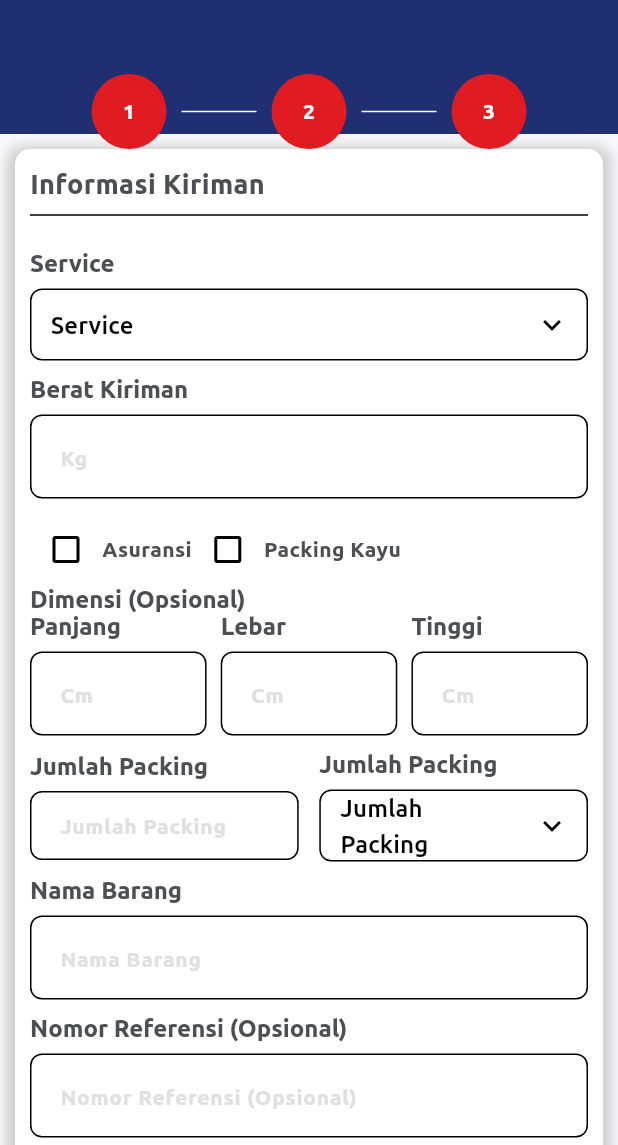
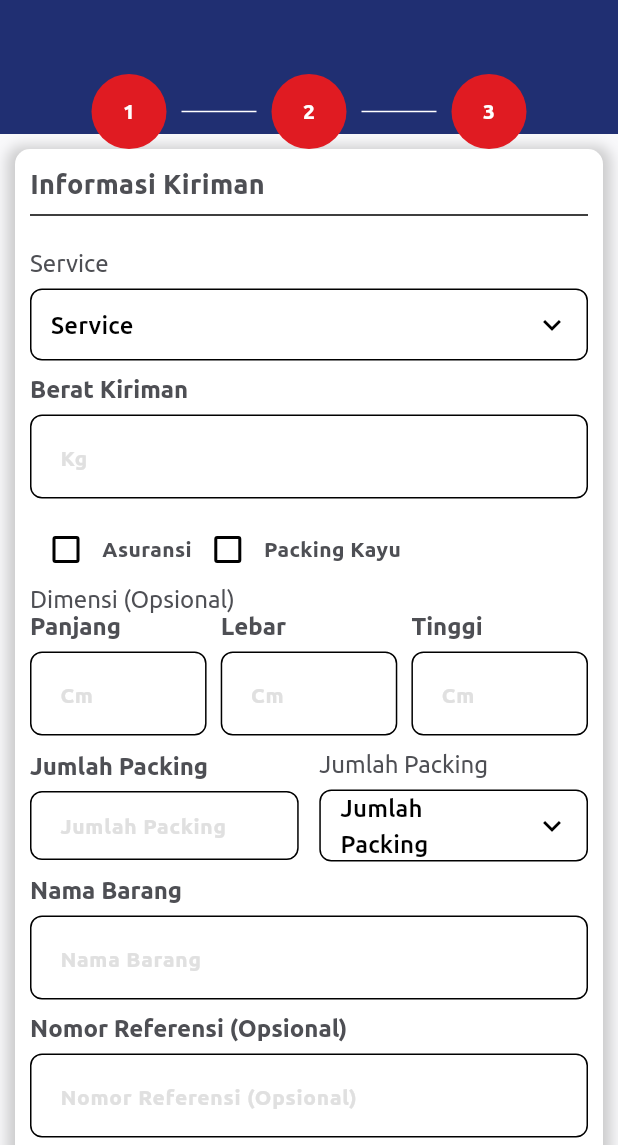
Before and after one commit to NisaEka/css_newrepo, a Flutter app: the InformasiKirimanScreen screen opened directly, on a phone screen of 412 x 824 dp, the part 91-1236 px from its top. Run offline on Flutter 3.47's test engine with Material 3 defaults, Android fonts, the phone set to English and light mode, and no system bars; drawn by our look-alikes of dropdown_search; our stand-ins replace dio, flutter_secure_storage, flutter_svg, form_validator, get, lottie and 1 more; missing offline and left inert: flutter_flavor; accounts and stored records are empty; project files that could hold a hidden picture were left out.

```diff
--- a/lib/const/textstyle.dart
+++ b/lib/const/textstyle.dart
@@ -9,7 +9,7 @@ TextStyle inputTextStyle = const TextStyle(fontFamily: 'Ubuntu', fontSize: 14, c
 TextStyle listTitleTextStyle = TextStyle(fontFamily: 'Ubuntu', fontSize: 14, fontWeight: bold, color: greyDarkColor1);
 TextStyle sublistTitleTextStyle = TextStyle(fontFamily: 'Ubuntu', fontSize: 14, fontWeight: regular, color: greyDarkColor1);
 TextStyle appTitleTextStyle = TextStyle(fontFamily: 'Ubuntu', fontSize: 18, fontWeight: medium, color: whiteColor);
-TextStyle formlabelTextStyle = TextStyle(fontFamily: 'Ubuntu', fontSize: 16, fontWeight: bold, color: greyDarkColor1);
+TextStyle formlabelTextStyle = TextStyle(fontFamily: 'Ubuntu', fontSize: 16, fontWeight: regular, color: greyDarkColor1);
 
 FontWeight light = FontWeight.w300;
 FontWeight regular = FontWeight.w400;
--- a/lib/reusable/forms/customdropdownformfield.dart
+++ b/lib/reusable/forms/customdropdownformfield.dart
@@ -9,7 +9,7 @@ class CustomDropDownFormField<T> extends StatelessWidget {
   CustomDropDownFormField(
       {super.key,
       required this.items,
-      required this.label,
+      this.label,
       this.value,
       this.hintText,
       this.readOnly = false,
@@ -17,14 +17,16 @@ class CustomDropDownFormField<T> extends StatelessWidget {
       this.isRequired = false,
       this.validator,
       this.selectedItem,
-      this.textStyle, this.width}) {
+      this.textStyle,
+      this.width,
+      this.suffixIcon,
+      this.prefixIcon}) {
     if (isRequired) {
-      validator ??=
-          ValidationBuilder().required().build() as FormFieldValidator<T>?;
+      validator ??= ValidationBuilder().required().build() as FormFieldValidator<T>?;
     }
   }
 
-  final String label;
+  final String? label;
   final String? hintText;
   final String? selectedItem;
   final bool readOnly;
@@ -35,6 +37,8 @@ class CustomDropDownFormField<T> extends StatelessWidget {
   FormFieldValidator<T>? validator;
   final List<DropdownMenuItem<T>>? items;
   final double? width;
+  final Widget? suffixIcon;
+  final Widget? prefixIcon;
 
   _getDropDown() {
     if (items == null) {
@@ -42,10 +46,7 @@ class CustomDropDownFormField<T> extends StatelessWidget {
     }
     return DropdownSearch<String>(
       validator: (value) {
-        if (value == null ||
-            value.isEmpty ||
-            value == hintText ||
-            value == label) {
+        if (value == null || value.isEmpty || value == hintText || value == label) {
           // return validator!(value as T);
           return "This field is required";
         }
@@ -57,20 +58,19 @@ class CustomDropDownFormField<T> extends StatelessWidget {
         showSearchBox: items!.length >= 15,
         searchDelay: const Duration(milliseconds: 500),
         itemBuilder: (context, item, bool) {
-          return Container(
-              padding: const EdgeInsets.symmetric(vertical: 12, horizontal: 16),
-              child: Text(item));
+          return Container(padding: const EdgeInsets.symmetric(vertical: 12, horizontal: 16), child: Text(item));
         },
       ),
       dropdownButtonProps: const DropdownButtonProps(
         icon: Icon(Icons.keyboard_arrow_down),
       ),
-      items:
-          items!.map((DropdownMenuItem e) => (e.child as Text).data!).toList(),
+      items: items!.map((DropdownMenuItem e) => (e.child as Text).data!).toList(),
       dropdownDecoratorProps: DropDownDecoratorProps(
         dropdownSearchDecoration: InputDecoration(
           hintText: hintText ?? label,
           hintStyle: hintTextStyle,
+          prefixIcon: prefixIcon,
+          suffixIcon: suffixIcon,
         ),
         baseStyle: textStyle,
       ),
@@ -82,9 +82,7 @@ class CustomDropDownFormField<T> extends StatelessWidget {
   }
 
   dynamic _getIdSelectedValue(String selected) {
-    DropdownMenuItem? item = items?.firstWhere(
-            (DropdownMenuItem item) => (item.child as Text).data == selected)
-        as DropdownMenuItem;
+    DropdownMenuItem? item = items?.firstWhere((DropdownMenuItem item) => (item.child as Text).data == selected) as DropdownMenuItem;
     return item.value;
   }
 
@@ -92,17 +90,15 @@ class CustomDropDownFormField<T> extends StatelessWidget {
     if (items != null) {
       if (items!.isNotEmpty) {
         if (value != null) {
-          DropdownMenuItem? item = items?.firstWhere(
-              (DropdownMenuItem item) => item.value == value,
-              orElse: () => items!.first) as DropdownMenuItem;
+          DropdownMenuItem? item = items?.firstWhere((DropdownMenuItem item) => item.value == value, orElse: () => items!.first) as DropdownMenuItem;
           Text textView = item.child as Text;
 
-          return textView.data ?? hintText ?? label;
+          return textView.data ?? hintText ?? label ?? '';
         }
       }
     }
 
-    return hintText ?? label;
+    return hintText ?? label ?? '';
   }
 
   @override
@@ -110,17 +106,17 @@ class CustomDropDownFormField<T> extends StatelessWidget {
     return Column(
       crossAxisAlignment: CrossAxisAlignment.start,
       children: [
-        RichText(
+        label != null
+            ? RichText(
                 text: TextSpan(
                   text: label,
                   style: formlabelTextStyle,
                   children: <TextSpan>[
-              TextSpan(
-                  text: isRequired ? "*" : "",
-                  style: const TextStyle(color: Colors.red)),
+                    TextSpan(text: isRequired ? "" : "", style: const TextStyle(color: Colors.red)),
                   ],
                 ),
-        ),
+              )
+            : SizedBox(),
         const SizedBox(
           height: 8,
         ),
@@ -129,10 +125,9 @@ class CustomDropDownFormField<T> extends StatelessWidget {
           decoration: BoxDecoration(borderRadius: BorderRadius.circular(10)),
           child: readOnly
               ? TextField(
-                  controller:
-                      TextEditingController(text: selectedItem.toString()),
+                  controller: TextEditingController(text: selectedItem.toString()),
                   enabled: false,
-                  style: Theme.of(context).textTheme.bodyText1?.copyWith(
+                  style: Theme.of(context).textTheme.bodyLarge?.copyWith(
                         fontSize: 16,
                         color: Colors.black,
                         // fontWeight: FontWeight.w600,
--- a/lib/reusable/forms/customtextformfield.dart
+++ b/lib/reusable/forms/customtextformfield.dart
@@ -104,7 +104,7 @@ class CustomTextFormField extends StatelessWidget {
                 hintText: hintText ?? label,
                 focusedBorder: OutlineInputBorder(
                     borderRadius: BorderRadius.circular(8),
-                    borderSide: BorderSide(color: readOnly ? Colors.black54 : Theme.of(context).primaryColor, width: readOnly ? 1 : 2, style: BorderStyle.solid)),
+                    borderSide: BorderSide(color: readOnly ? greyDarkColor1 : Theme.of(context).primaryColor, width: readOnly ? 1 : 2, style: BorderStyle.solid)),
                 hintStyle: hintTextStyle),
           ),
         ),
```
Also changed, not shown: lib/css.dart (+7 -16 lines), lib/screen/auth/login/login_screen.dart (+21 -8 lines), lib/screen/auth/signup/signup_controller.dart (added, +29 -0 lines), lib/screen/auth/signup/signup_screen.dart (added, +125 -0 lines). Lines whose indentation alone changed are shown as unchanged.
